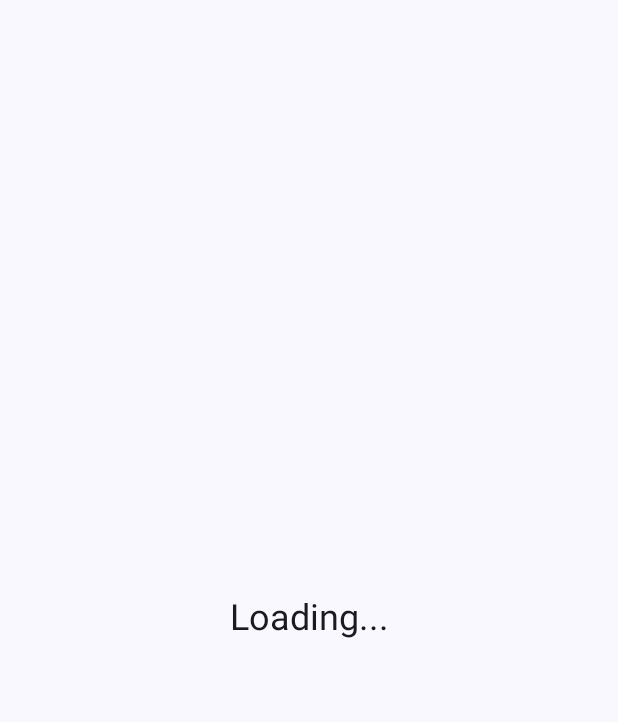
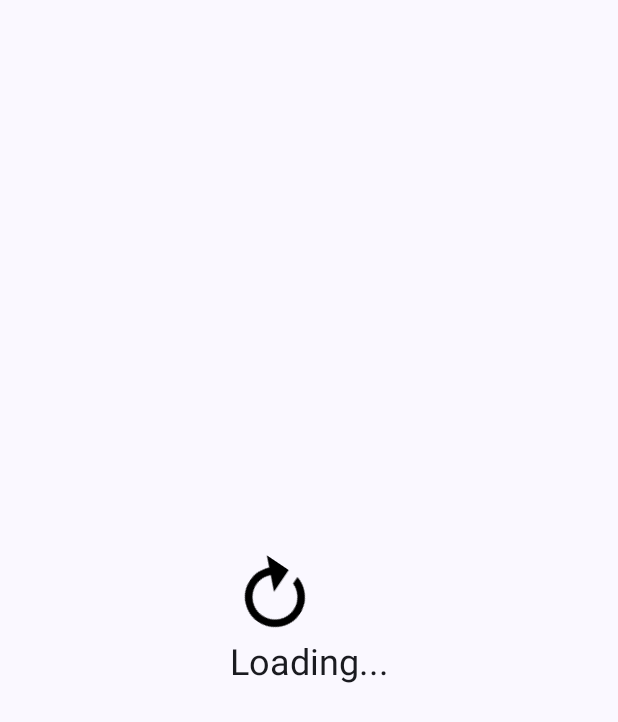
Before and after one commit to mubarakansari715/Basic_Compose_Tutorial, an Android app built with Jetpack Compose: the first screen one second after launch (MainActivity), on a phone screen of 412 x 824 dp. Before the commit the part shown is almost empty. Shown: the top 722 px of the screen. Run offline under Robolectric (Android 15) with nearby library versions, the phone set to English and light mode, and no system bars.

Commit message:
- Move files - Added compose loader

```diff
--- a/app/src/main/java/com/mubarak/basic_compose_tutorial/basics/01TextViewComponent.kt
+++ b/app/src/main/java/com/mubarak/basic_compose_tutorial/assignment/assignmentone/basics/01TextViewComponent.kt
@@ -1,4 +1,4 @@
-package com.mubarak.basic_compose_tutorial.basics
+package com.mubarak.basic_compose_tutorial.assignment.assignmentone.basics
 
 import androidx.compose.foundation.background
 import androidx.compose.foundation.layout.padding
--- a/app/src/main/java/com/mubarak/basic_compose_tutorial/basics/02EditTextCompnent.kt
+++ b/app/src/main/java/com/mubarak/basic_compose_tutorial/assignment/assignmentone/basics/02EditTextCompnent.kt
@@ -1,4 +1,4 @@
-package com.mubarak.basic_compose_tutorial.basics
+package com.mubarak.basic_compose_tutorial.assignment.assignmentone.basics
 
 import androidx.compose.foundation.layout.fillMaxWidth
 import androidx.compose.foundation.layout.padding
--- a/app/src/main/java/com/mubarak/basic_compose_tutorial/basics/04ModifierComponent.kt
+++ b/app/src/main/java/com/mubarak/basic_compose_tutorial/assignment/assignmentone/basics/04ModifierComponent.kt
@@ -1,4 +1,4 @@
-package com.mubarak.basic_compose_tutorial.basics
+package com.mubarak.basic_compose_tutorial.assignment.assignmentone.basics
 
 import androidx.compose.foundation.Image
 import androidx.compose.foundation.border
--- a/app/src/main/java/com/mubarak/basic_compose_tutorial/basics/05LazyColumnsComponent.kt
+++ b/app/src/main/java/com/mubarak/basic_compose_tutorial/assignment/assignmentone/basics/05LazyColumnsComponent.kt
@@ -1,4 +1,4 @@
-package com.mubarak.basic_compose_tutorial.basics
+package com.mubarak.basic_compose_tutorial.assignment.assignmentone.basics
 
 import android.widget.Toast
 import androidx.compose.foundation.Image
--- a/app/src/main/java/com/mubarak/basic_compose_tutorial/basics/06StateManagementComponent.kt
+++ b/app/src/main/java/com/mubarak/basic_compose_tutorial/assignment/assignmentone/basics/06StateManagementComponent.kt
@@ -1,4 +1,4 @@
-package com.mubarak.basic_compose_tutorial.basics
+package com.mubarak.basic_compose_tutorial.assignment.assignmentone.basics
 
 import androidx.compose.foundation.layout.Arrangement
 import androidx.compose.foundation.layout.Column
--- a/app/src/main/java/com/mubarak/basic_compose_tutorial/basics/DummyListLayout.kt
+++ b/app/src/main/java/com/mubarak/basic_compose_tutorial/assignment/assignmentone/basics/DummyListLayout.kt
@@ -1,4 +1,4 @@
-package com.mubarak.basic_compose_tutorial.basics
+package com.mubarak.basic_compose_tutorial.assignment.assignmentone.basics
 
 import androidx.compose.foundation.Image
 import androidx.compose.foundation.background
--- a/app/src/main/java/com/mubarak/basic_compose_tutorial/assignment/assignmentone/project/AssignmentOneMain.kt
+++ b/app/src/main/java/com/mubarak/basic_compose_tutorial/assignment/assignmentone/project/AssignmentOneMain.kt
@@ -1,15 +1,24 @@
 package com.mubarak.basic_compose_tutorial.assignment.assignmentone.project
 
+import androidx.compose.foundation.Image
 import androidx.compose.foundation.layout.Box
+import androidx.compose.foundation.layout.Column
 import androidx.compose.foundation.layout.fillMaxSize
+import androidx.compose.foundation.layout.size
+import androidx.compose.material.icons.Icons
+import androidx.compose.material.icons.filled.Refresh
 import androidx.compose.material3.MaterialTheme
 import androidx.compose.material3.Text
 import androidx.compose.runtime.Composable
+import androidx.compose.runtime.produceState
 import androidx.compose.ui.Alignment
 import androidx.compose.ui.Modifier
+import androidx.compose.ui.draw.rotate
+import androidx.compose.ui.unit.dp
 import androidx.compose.ui.unit.sp
 import com.mubarak.basic_compose_tutorial.assignment.assignmentone.DataManager
 import com.mubarak.basic_compose_tutorial.assignment.assignmentone.REDIRECTION
+import kotlinx.coroutines.delay
 
 @Composable
 fun AssignmentOneMain(modifier: Modifier) {
@@ -27,7 +36,30 @@ fun AssignmentOneMain(modifier: Modifier) {
         }
 
     } else {
-        Box(modifier = Modifier.fillMaxSize(), contentAlignment = Alignment.Center) {
+        LoaderShow()
+    }
+}
+
+@Composable
+fun LoaderShow() {
+
+    val degree = produceState(initialValue = 0) {
+        while (true) {
+            delay(16)
+            value = (value + 8) % 360
+        }
+    }
+
+    Box(modifier = Modifier.fillMaxSize(), contentAlignment = Alignment.Center) {
+
+        Column {
+            Image(
+                imageVector = Icons.Default.Refresh,
+                contentDescription = "",
+                modifier = Modifier
+                    .size(60.dp)
+                    .rotate(degree.value.toFloat())
+            )
             Text(
                 "Loading...",
                 style = MaterialTheme.typography.titleLarge,
```
Also changed, not shown: app/src/main/java/com/mubarak/basic_compose_tutorial/MainActivity.kt (+41 -5 lines).
